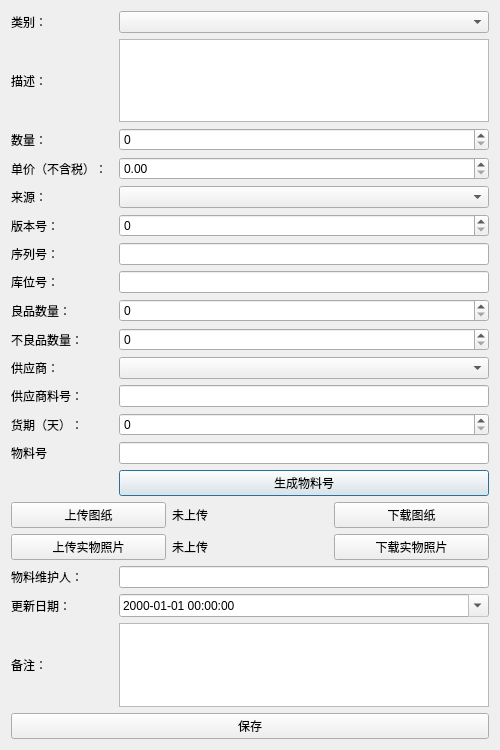
This is materialdialog.ui in YCX81/ERP as Qt 5 draws it before an edit. The edited form follows.
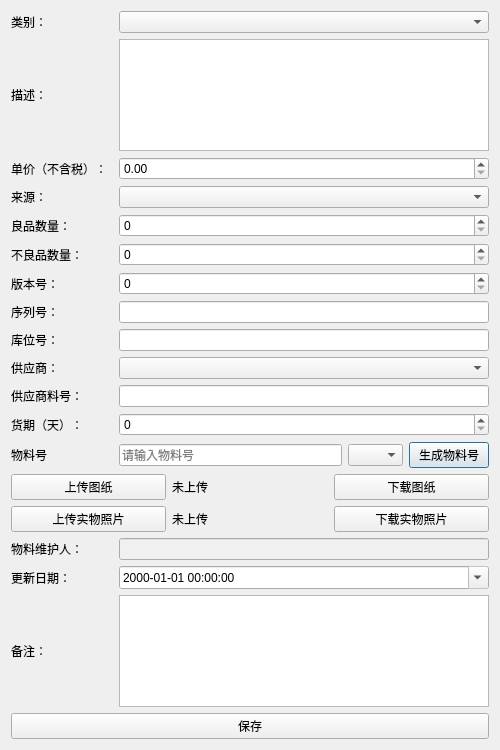
This is the edited form.

```diff
--- a/materialdialog.ui
+++ b/materialdialog.ui
@@ -16,6 +16,140 @@
   <layout class="QVBoxLayout" name="verticalLayout">
    <item>
     <layout class="QGridLayout" name="gridLayout">
+     <item row="15" column="0">
+      <widget class="QLabel" name="materialNumberLabel">
+       <property name="text">
+        <string>物料号</string>
+       </property>
+      </widget>
+     </item>
+     <item row="15" column="2">
+      <layout class="QHBoxLayout" name="materialHBoxLayout">
+       <item>
+        <widget class="QLineEdit" name="materialNumberLineEdit">
+         <property name="placeholderText">
+          <string>请输入物料号</string>
+         </property>
+        </widget>
+       </item>
+       <item>
+        <widget class="QComboBox" name="mkNumberComboBox">
+         <property name="editable">
+          <bool>false</bool>
+         </property>
+         <property name="currentIndex">
+          <number>-1</number>
+         </property>
+         <item>
+          <property name="text">
+           <string>MK1</string>
+          </property>
+         </item>
+         <item>
+          <property name="text">
+           <string>MK2</string>
+          </property>
+         </item>
+         <item>
+          <property name="text">
+           <string>MK3</string>
+          </property>
+         </item>
+         <item>
+          <property name="text">
+           <string>MK4</string>
+          </property>
+         </item>
+         <item>
+          <property name="text">
+           <string>MK5</string>
+          </property>
+         </item>
+         <item>
+          <property name="text">
+           <string>MK6</string>
+          </property>
+         </item>
+         <item>
+          <property name="text">
+           <string>MK7</string>
+          </property>
+         </item>
+         <item>
+          <property name="text">
+           <string>MK8</string>
+          </property>
+         </item>
+         <item>
+          <property name="text">
+           <string>MK9</string>
+          </property>
+         </item>
+        </widget>
+       </item>
+       <item>
+        <widget class="QPushButton" name="generateMaterialNumberButton">
+         <property name="text">
+          <string>生成物料号</string>
+         </property>
+        </widget>
+       </item>
+      </layout>
+     </item>
+     <item row="23" column="2">
+      <widget class="QLineEdit" name="maintainerLineEdit">
+       <property name="styleSheet">
+        <string>background-color: #f0f0f0;</string>
+       </property>
+       <property name="readOnly">
+        <bool>true</bool>
+       </property>
+      </widget>
+     </item>
+     <item row="4" column="2">
+      <widget class="QSpinBox" name="goodQuantitySpinBox">
+       <property name="maximum">
+        <number>1000000</number>
+       </property>
+      </widget>
+     </item>
+     <item row="12" column="2">
+      <widget class="QLineEdit" name="supplierMaterialNumberLineEdit"/>
+     </item>
+     <item row="24" column="2">
+      <widget class="QDateTimeEdit" name="updateDateTimeEdit">
+       <property name="readOnly">
+        <bool>true</bool>
+       </property>
+       <property name="displayFormat">
+        <string>yyyy-MM-dd HH:mm:ss</string>
+       </property>
+       <property name="calendarPopup">
+        <bool>true</bool>
+       </property>
+      </widget>
+     </item>
+     <item row="5" column="0">
+      <widget class="QLabel" name="defectiveQuantityLabel">
+       <property name="text">
+        <string>不良品数量：</string>
+       </property>
+      </widget>
+     </item>
+     <item row="25" column="0">
+      <widget class="QLabel" name="noteLabel">
+       <property name="text">
+        <string>备注：</string>
+       </property>
+      </widget>
+     </item>
+     <item row="8" column="0">
+      <widget class="QLabel" name="locationLabel">
+       <property name="text">
+        <string>库位号：</string>
+       </property>
+      </widget>
+     </item>
      <item row="1" column="0">
       <widget class="QLabel" name="descriptionLabel">
        <property name="text">
@@ -23,41 +157,21 @@
        </property>
       </widget>
      </item>
-     <item row="7" column="2">
-      <widget class="QLineEdit" name="locationLineEdit"/>
+     <item row="3" column="0">
+      <widget class="QLabel" name="sourceLabel">
+       <property name="text">
+        <string>来源：</string>
+       </property>
+      </widget>
      </item>
-     <item row="12" column="2">
+     <item row="13" column="2">
       <widget class="QSpinBox" name="deliverySpinBox">
        <property name="maximum">
         <number>365</number>
        </property>
       </widget>
      </item>
-     <item row="9" column="0">
-      <widget class="QLabel" name="defectiveQuantityLabel">
-       <property name="text">
-        <string>不良品数量：</string>
-       </property>
-      </widget>
-     </item>
-     <item row="3" column="0">
-      <widget class="QLabel" name="unitPriceLabel">
-       <property name="text">
-        <string>单价（不含税）：</string>
-       </property>
-      </widget>
-     </item>
-     <item row="0" column="2">
-      <widget class="QComboBox" name="categoryComboBox"/>
-     </item>
-     <item row="15" column="2">
-      <widget class="QPushButton" name="materialNumberGenerateButton">
-       <property name="text">
-        <string>生成物料号</string>
-       </property>
-      </widget>
-     </item>
-     <item row="21" column="0" colspan="3">
+     <item row="22" column="0" colspan="3">
       <layout class="QHBoxLayout" name="photoLayout">
        <item>
         <widget class="QPushButton" name="uploadPhotoButton">
@@ -82,6 +196,13 @@
        </item>
       </layout>
      </item>
+     <item row="5" column="2">
+      <widget class="QSpinBox" name="defectiveQuantitySpinBox">
+       <property name="maximum">
+        <number>1000000</number>
+       </property>
+      </widget>
+     </item>
      <item row="0" column="0">
       <widget class="QLabel" name="modelLabel">
        <property name="text">
@@ -89,111 +210,28 @@
        </property>
       </widget>
      </item>
-     <item row="4" column="0">
-      <widget class="QLabel" name="sourceLabel">
-       <property name="text">
-        <string>来源：</string>
-       </property>
-      </widget>
-     </item>
-     <item row="23" column="0">
+     <item row="24" column="0">
       <widget class="QLabel" name="updateDateLabel">
        <property name="text">
         <string>更新日期：</string>
        </property>
       </widget>
      </item>
-     <item row="2" column="0">
-      <widget class="QLabel" name="quantityLabel">
-       <property name="text">
-        <string>数量：</string>
+     <item row="3" column="2">
+      <widget class="QComboBox" name="sourceComboBox">
+       <property name="currentIndex">
+        <number>-1</number>
        </property>
       </widget>
      </item>
-     <item row="9" column="2">
-      <widget class="QSpinBox" name="defectiveQuantitySpinBox">
-       <property name="maximum">
-        <number>1000000</number>
-       </property>
-      </widget>
-     </item>
-     <item row="10" column="0">
-      <widget class="QLabel" name="supplierLabel">
-       <property name="text">
-        <string>供应商：</string>
-       </property>
-      </widget>
-     </item>
-     <item row="5" column="2">
-      <widget class="QSpinBox" name="versionSpinBox"/>
-     </item>
-     <item row="22" column="2">
-      <widget class="QLineEdit" name="maintainerLineEdit">
-       <property name="readOnly">
-        <bool>true</bool>
-       </property>
-      </widget>
-     </item>
-     <item row="20" column="0" colspan="3">
-      <layout class="QHBoxLayout" name="fileLayout">
-       <item>
-        <widget class="QPushButton" name="uploadDrawingButton">
-         <property name="text">
-          <string>上传图纸</string>
-         </property>
-        </widget>
-       </item>
-       <item>
-        <widget class="QLabel" name="drawingStatusLabel">
-         <property name="text">
-          <string>未上传</string>
-         </property>
-        </widget>
-       </item>
-       <item>
-        <widget class="QPushButton" name="downloadDrawingButton">
-         <property name="text">
-          <string>下载图纸</string>
-         </property>
-        </widget>
-       </item>
-      </layout>
-     </item>
-     <item row="6" column="0">
-      <widget class="QLabel" name="serialNumberLabel">
-       <property name="text">
-        <string>序列号：</string>
-       </property>
-      </widget>
-     </item>
-     <item row="22" column="0">
-      <widget class="QLabel" name="maintainerLabel">
-       <property name="text">
-        <string>物料维护人：</string>
-       </property>
-      </widget>
-     </item>
-     <item row="4" column="2">
-      <widget class="QComboBox" name="sourceComboBox"/>
-     </item>
-     <item row="6" column="2">
-      <widget class="QLineEdit" name="serialNumberLineEdit"/>
-     </item>
-     <item row="12" column="0">
+     <item row="13" column="0">
       <widget class="QLabel" name="deliveryLabel">
        <property name="text">
         <string>货期（天）：</string>
        </property>
       </widget>
      </item>
-     <item row="5" column="0">
-      <widget class="QLabel" name="versionLabel">
-       <property name="text">
-        <string>版本号：</string>
-       </property>
-      </widget>
-     </item>
-     <item row="11" column="0">
+     <item row="12" column="0">
       <widget class="QLabel" name="supplierMaterialNumberLabel">
        <property name="text">
         <string>供应商料号：</string>
@@ -201,36 +239,6 @@
       </widget>
      </item>
      <item row="2" column="2">
-      <widget class="QSpinBox" name="quantitySpinBox">
-       <property name="maximum">
-        <number>1000000</number>
-       </property>
-      </widget>
-     </item>
-     <item row="7" column="0">
-      <widget class="QLabel" name="locationLabel">
-       <property name="text">
-        <string>库位号：</string>
-       </property>
-      </widget>
-     </item>
-     <item row="10" column="2">
-      <widget class="QComboBox" name="supplierComboBox"/>
-     </item>
-     <item row="23" column="2">
-      <widget class="QDateTimeEdit" name="updateDateTimeEdit">
-       <property name="readOnly">
-        <bool>true</bool>
-       </property>
-       <property name="displayFormat">
-        <string>yyyy-MM-dd HH:mm:ss</string>
-       </property>
-       <property name="calendarPopup">
-        <bool>true</bool>
-       </property>
-      </widget>
-     </item>
-     <item row="3" column="2">
       <widget class="QDoubleSpinBox" name="unitPriceDoubleSpinBox">
        <property name="decimals">
         <number>2</number>
@@ -240,48 +248,93 @@
        </property>
       </widget>
      </item>
-     <item row="8" column="0">
-      <widget class="QLabel" name="goodQuantityLabel">
-       <property name="text">
-        <string>良品数量：</string>
-       </property>
-      </widget>
+     <item row="25" column="2">
+      <widget class="QTextEdit" name="noteTextEdit"/>
+     </item>
+     <item row="21" column="0" colspan="3">
+      <layout class="QHBoxLayout" name="fileLayout">
+       <item>
+        <widget class="QPushButton" name="uploadDrawingButton">
+         <property name="text">
+          <string>上传图纸</string>
+         </property>
+        </widget>
+       </item>
+       <item>
+        <widget class="QLabel" name="drawingStatusLabel">
+         <property name="text">
+          <string>未上传</string>
+         </property>
+        </widget>
+       </item>
+       <item>
+        <widget class="QPushButton" name="downloadDrawingButton">
+         <property name="text">
+          <string>下载图纸</string>
+         </property>
+        </widget>
+       </item>
+      </layout>
+     </item>
+     <item row="7" column="2">
+      <widget class="QLineEdit" name="serialNumberLineEdit"/>
+     </item>
+     <item row="8" column="2">
+      <widget class="QLineEdit" name="locationLineEdit"/>
+     </item>
+     <item row="6" column="2">
+      <widget class="QSpinBox" name="versionSpinBox"/>
+     </item>
+     <item row="0" column="2">
+      <widget class="QComboBox" name="categoryComboBox"/>
      </item>
      <item row="1" column="2">
       <widget class="QTextEdit" name="descriptionTextEdit"/>
      </item>
-     <item row="24" column="0">
-      <widget class="QLabel" name="noteLabel">
-       <property name="text">
-        <string>备注：</string>
-       </property>
-      </widget>
-     </item>
-     <item row="14" column="0">
-      <widget class="QLabel" name="materialNumberLabel">
-       <property name="text">
-        <string>物料号</string>
-       </property>
-      </widget>
-     </item>
      <item row="11" column="2">
-      <widget class="QLineEdit" name="supplierMaterialNumberLineEdit"/>
+      <widget class="QComboBox" name="supplierComboBox"/>
      </item>
-     <item row="14" column="2">
-      <widget class="QLineEdit" name="materialNumberLineEdit"/>
+     <item row="7" column="0">
+      <widget class="QLabel" name="serialNumberLabel">
+       <property name="text">
+        <string>序列号：</string>
+       </property>
+      </widget>
      </item>
-     <item row="8" column="2">
-      <widget class="QSpinBox" name="goodQuantitySpinBox">
-       <property name="maximum">
-        <number>1000000</number>
+     <item row="11" column="0">
+      <widget class="QLabel" name="supplierLabel">
+       <property name="text">
+        <string>供应商：</string>
        </property>
       </widget>
      </item>
-     <item row="24" column="2">
-      <widget class="QTextEdit" name="noteTextEdit"/>
+     <item row="23" column="0">
+      <widget class="QLabel" name="maintainerLabel">
+       <property name="text">
+        <string>物料维护人：</string>
+       </property>
+      </widget>
      </item>
-     <item row="13" column="2">
-      <layout class="QHBoxLayout" name="horizontalLayout_2"/>
+     <item row="2" column="0">
+      <widget class="QLabel" name="unitPriceLabel">
+       <property name="text">
+        <string>单价（不含税）：</string>
+       </property>
+      </widget>
+     </item>
+     <item row="4" column="0">
+      <widget class="QLabel" name="goodQuantityLabel">
+       <property name="text">
+        <string>良品数量：</string>
+       </property>
+      </widget>
+     </item>
+     <item row="6" column="0">
+      <widget class="QLabel" name="versionLabel">
+       <property name="text">
+        <string>版本号：</string>
+       </property>
+      </widget>
      </item>
     </layout>
    </item>
```
